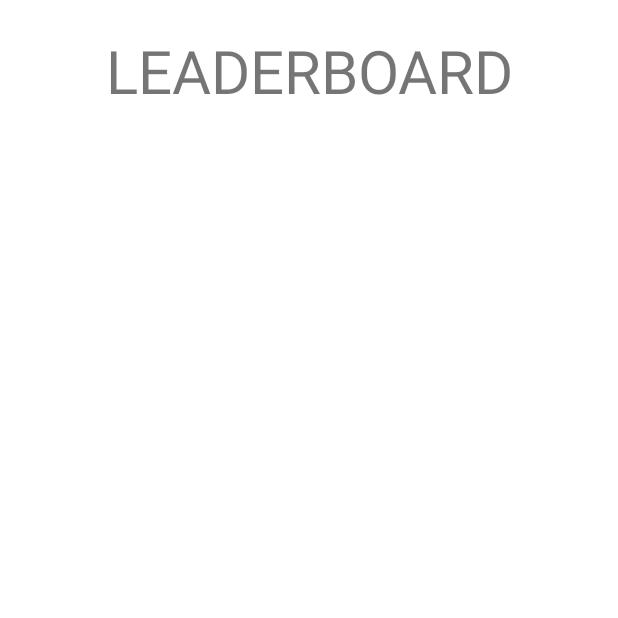
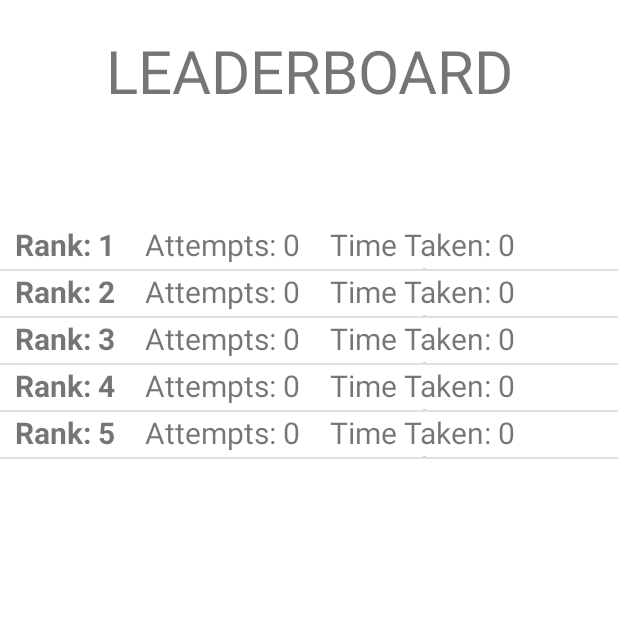
Before and after one commit to WenyiTang/AndroidCA, an Android app: the Leaderboard screen opened directly, with no data from a screen before it, on a phone screen of 412 x 824 dp, the top half of it. Run offline under Robolectric (Android 15) with nearby library versions, the phone set to English and light mode, and no system bars.

Commit message:
Completed leaderboard implementation

```diff
--- a/app/src/main/java/iss/workshop/ca/GamePlay.java
+++ b/app/src/main/java/iss/workshop/ca/GamePlay.java
@@ -368,10 +368,10 @@
     }
 
     private void updateScore(int attempts, String timeTaken) {
-        SharedPreferences pref = getSharedPreferences("newScore", MODE_PRIVATE);
+        SharedPreferences pref = getSharedPreferences("Scores", MODE_PRIVATE);
         SharedPreferences.Editor editor = pref.edit();
-        editor.putInt("attempts", attempts);
-        editor.putString("timeTaken", timeTaken);
+        editor.putInt("attemptsNew", attempts);
+        editor.putString("timeTakenNew", timeTaken);
         editor.commit();
     }
 
--- a/app/src/main/java/iss/workshop/ca/Leaderboard.java
+++ b/app/src/main/java/iss/workshop/ca/Leaderboard.java
@@ -6,16 +6,23 @@
 import android.os.Bundle;
 import android.widget.ListView;
 
+import java.time.Duration;
+import java.time.LocalTime;
+import java.time.format.DateTimeFormatter;
 import java.util.ArrayList;
+import java.util.Collections;
+import java.util.Comparator;
+import java.util.HashMap;
 import java.util.List;
+import java.util.Map;
 
 public class Leaderboard extends AppCompatActivity {
 
-    private int topAttempts1, topAttempts2, topAttempts3, topAttempts4, topAttempts5;
-    private String topTime1, topTim2, topTim3, topTime4, topTime5
+    private int[] topAttempts = new int[5];
+    private String[] topTime = new String[5];
     private int mostRecentAttempts;
     private String mostRecentTimeTaken;
-    List<SharedPreferences> topFive = new ArrayList<>();
+    List<Score> topScores = new ArrayList<>();
 
 
     @Override
@@ -23,16 +30,116 @@
         super.onCreate(savedInstanceState);
         setContentView(R.layout.activity_leaderboard);
 
-        SharedPreferences pref = getSharedPreferences("newScore", MODE_PRIVATE);
-        mostRecentAttempts = pref.getInt("attempts", 0);
-        mostRecentTimeTaken = pref.getString("timeTaken", "");
+        SharedPreferences pref = getSharedPreferences("Scores", MODE_PRIVATE);
 
+        retrieveTopFiveScores(pref);
 
+        mostRecentAttempts = pref.getInt("attemptsNew", 0);
+        mostRecentTimeTaken = pref.getString("timeTakenNew", "0 seconds");
+        Score newScore = new Score(mostRecentAttempts, mostRecentTimeTaken);
 
-        ScoreAdapter scoreAdapter = new ScoreAdapter(this,);
+        topScores = compareAndUpdateScores(topScores, newScore, pref);
+
+        clearData(pref);
+
+        ScoreAdapter scoreAdapter = new ScoreAdapter(this, topScores);
         ListView scoreListView = findViewById(R.id.scoreListView);
         if (scoreListView != null) {
             scoreListView.setAdapter(scoreAdapter);
         }
     }
+
+    private void retrieveTopFiveScores(SharedPreferences pref) {
+        topAttempts[0] = pref.getInt("topAttempts1", 0);
+        topAttempts[1] = pref.getInt("topAttempts2", 0);
+        topAttempts[2] = pref.getInt("topAttempts3", 0);
+        topAttempts[3] = pref.getInt("topAttempts4", 0);
+        topAttempts[4] = pref.getInt("topAttempts5", 0);
+
+        topTime[0] = pref.getString("topTime1", "0 seconds");
+        topTime[1] = pref.getString("topTime2", "0 seconds");
+        topTime[2] = pref.getString("topTime3", "0 second");
+        topTime[3] = pref.getString("topTime4", "0 seconds");
+        topTime[4] = pref.getString("topTime5", "0 seconds");
+
+        Score score1 = new Score(topAttempts[0], topTime[0]);
+        Score score2 = new Score(topAttempts[1], topTime[1]);
+        Score score3 = new Score(topAttempts[2], topTime[2]);
+        Score score4 = new Score(topAttempts[3], topTime[3]);
+        Score score5 = new Score(topAttempts[4], topTime[4]);
+
+        topScores.add(score1);
+        topScores.add(score2);
+        topScores.add(score3);
+        topScores.add(score4);
+        topScores.add(score5);
+    }
+
+    private List<Score> compareAndUpdateScores(List<Score> topScores, Score newScore,
+                                               SharedPreferences pref) {
+        if (newScore.getAttempts() != 0 || !(newScore.getTimeTaken().equals("0 seconds"))) {
+            topScores.add(newScore);
+            Collections.sort(topScores,
+                    new Comparator<Score>() {
+                        @Override
+                        public int compare(Score scoreA, Score scoreB) {
+                            if (scoreA.getAttempts() == 0) {
+                                return 1;
+                            }
+                            if (scoreB.getAttempts() == 0) {
+                                return -1;
+
+                            } else if (scoreA.getAttempts() < scoreB.getAttempts()) {
+                                return -1;
+
+                            } else if (scoreA.getAttempts() == scoreB.getAttempts()) {
+
+                                String scoreATime = scoreA.getTimeTaken();
+                                String[] scoreATimeUnit = scoreATime.split(" ");
+                                Integer scoreATotalTime = Integer.parseInt(scoreATimeUnit[0]);
+
+                                String scoreBTime = scoreB.getTimeTaken();
+                                String[] scoreBTimeUnit = scoreBTime.split(" ");
+                                Integer scoreBTotalTime = Integer.parseInt(scoreBTimeUnit[0]);
+
+                                if (scoreATotalTime.compareTo(scoreBTotalTime) < 0) {
+                                    return -1;
+                                }
+                                else if (scoreATotalTime.compareTo(scoreBTotalTime) > 0) {
+                                    return 1;
+                                }
+                                else {
+                                    return 0;
+                                }
+                            } else {
+                                return 1;
+                            }
+                        }
+                    });
+            topScores.remove(topScores.size() - 1);
+
+            SharedPreferences.Editor editor = pref.edit();
+            for (int i = 1; i <= topScores.size(); i++) {
+                editor.putInt("topAttempts" + i, topScores.get(i-1).getAttempts());
+                editor.putString("topTime" + i, topScores.get(i-1).getTimeTaken());
+                editor.commit();
+            }
+        }
+
+        return topScores;
+    }
+
+    private void clearData(SharedPreferences pref) {
+        SharedPreferences.Editor editor = pref.edit();
+        editor.remove("attemptsNew");
+        editor.remove("timeTakenNew");
+        editor.commit();
+    }
+
+    /*
+    public static Duration parseDuration(String durStr) {
+        String isoString = durStr.replaceFirst("^(\\d{1,2}):(\\d{2})$", "PT$1M$2S");
+        return Duration.parse(isoString);
+    }
+    */
 }
--- /dev/null
+++ b/app/src/main/java/iss/workshop/ca/Score.java
@@ -0,0 +1,20 @@
+package iss.workshop.ca;
+
+public class Score {
+
+    private int attempts;
+    private String timeTaken;
+
+    public Score(int attempts, String timeTaken) {
+        this.attempts = attempts;
+        this.timeTaken = timeTaken;
+    }
+
+    public int getAttempts() {
+        return attempts;
+    }
+
+    public String getTimeTaken() {
+        return timeTaken;
+    }
+}
--- a/app/src/main/java/iss/workshop/ca/ScoreAdapter.java
+++ b/app/src/main/java/iss/workshop/ca/ScoreAdapter.java
@@ -1,21 +1,51 @@
 package iss.workshop.ca;
 
+import android.app.Activity;
 import android.content.Context;
+import android.text.Layout;
+import android.view.LayoutInflater;
+import android.view.View;
+import android.view.ViewGroup;
 import android.widget.ArrayAdapter;
+import android.widget.TextView;
 
 import androidx.annotation.NonNull;
 
 import java.lang.reflect.Array;
 import java.util.ArrayList;
+import java.util.List;
 
 public class ScoreAdapter extends ArrayAdapter<Object> {
 
     private final Context context;
+    private List<Score> topScores;
 
 
-    public ScoreAdapter(Context context, ArrayList<Rank> rankings) {
+    public ScoreAdapter(Context context, List<Score> topScores) {
         super(context, R.layout.scorerow);
         this.context = context;
-        this.rankings = rankings;
+        this.topScores = topScores;
+
+        addAll(new Object[topScores.size()]);
+    }
+
+    public View getView(int pos, View view, @NonNull ViewGroup parent) {
+        if (view == null) {
+            LayoutInflater inflater =
+                    (LayoutInflater) context.getSystemService(Activity.LAYOUT_INFLATER_SERVICE);
+            view = inflater.inflate(R.layout.scorerow, parent, false);
+        }
+
+        TextView rankView = view.findViewById(R.id.rank);
+        int rank = pos + 1;
+        rankView.setText("Rank: " + rank);
+
+        TextView attemptView = view.findViewById(R.id.attempts);
+        attemptView.setText("Attempts: " + topScores.get(pos).getAttempts());
+
+        TextView timeTakenView = view.findViewById(R.id.timeTaken);
+        timeTakenView.setText("Time Taken: " + topScores.get(pos).getTimeTaken());
+
+        return view;
     }
 }
--- a/app/src/main/res/layout/scorerow.xml
+++ b/app/src/main/res/layout/scorerow.xml
@@ -9,7 +9,7 @@
         android:id="@+id/rank"
         android:layout_width="wrap_content"
         android:layout_height="30dp"
-        android:text="Rank: 0"
+        android:text="Rank: "
         android:textStyle="bold"
         android:textSize="20sp"
         android:gravity="left"
@@ -19,7 +19,7 @@
         android:id="@+id/attempts"
         android:layout_width="wrap_content"
         android:layout_height="30dp"
-        android:text="Attempts: 0"
+        android:text="Attempts: "
         android:textSize="20sp"
         android:gravity="left"
         android:layout_marginLeft="20dp"/>
@@ -28,7 +28,7 @@
         android:id="@+id/timeTaken"
         android:layout_width="wrap_content"
         android:layout_height="30dp"
-        android:text="Time Taken: 00:00"
+        android:text="Time Taken: "
         android:textSize="20sp"
         android:gravity="left"
         android:layout_marginLeft="20dp"/>
```
